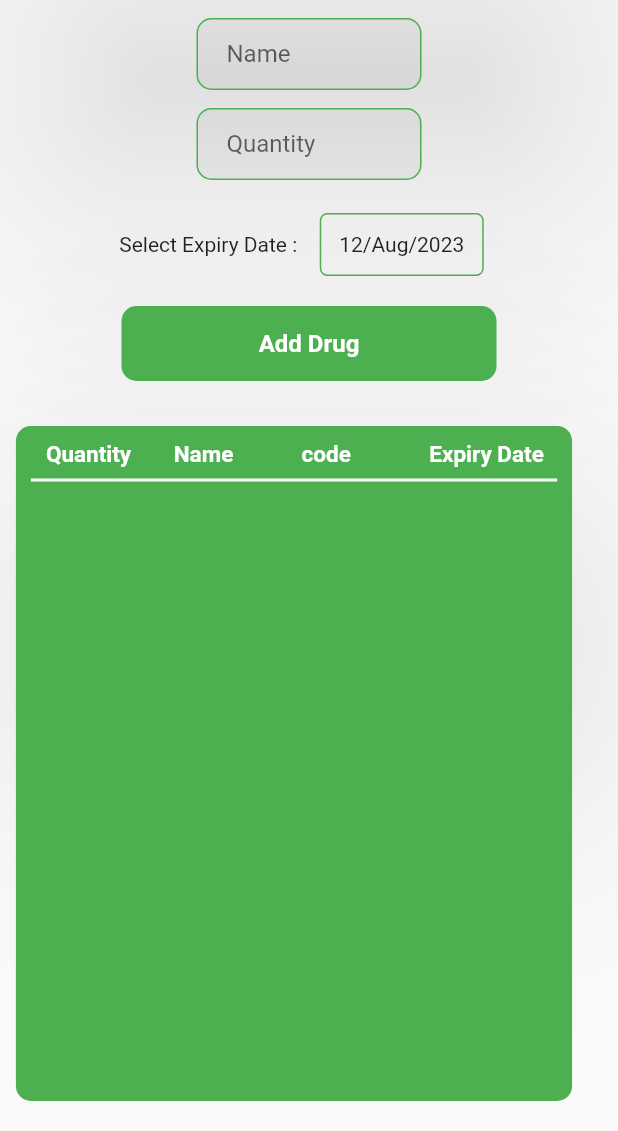
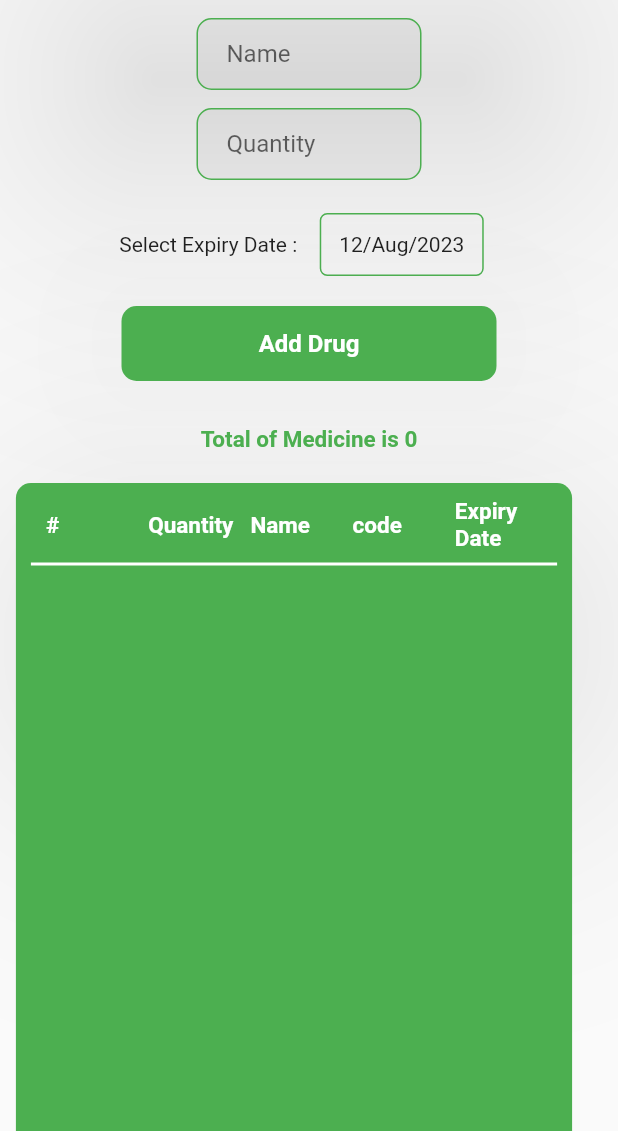
Before and after one commit to RihamGamalElaraby/Bedaya-FlutterApp, a Flutter app: the PharmacyScreen screen opened by its route, scrolled down 226 dp, on a phone screen of 412 x 824 dp, the part 105-1236 px from its top. Run offline on Flutter 3.47's test engine with Material 2 defaults, Android fonts, the phone set to English and light mode, and no system bars; our stand-ins replace cloud_firestore, firebase_auth, firebase_core, firebase_storage, image_picker, pdf and 1 more; missing offline and left inert: flutter_barcode_scanner, multiselect; accounts and stored records are empty.

Commit message:
finish pharmacy

```diff
--- a/lib/network/my_database.dart
+++ b/lib/network/my_database.dart
@@ -30,6 +30,17 @@ class MyDataBase {
         .doc(patientAdultModel.codeAdultPatient)
         .update(patientAdultModel.toFireStore());
   }
+  static Stream<QuerySnapshot<PatientAdultModel>> getAllPatientAdult() {
+    var collectionRef = getCollectionAdult();
+
+    return collectionRef.snapshots();
+  }
+
+  static Future<void> deletePatient(String code) {
+    var collectionRef = getCollectionAdult();
+    return collectionRef.doc(code).delete();
+  }
+
 
   static Stream<QuerySnapshot<PatientAdultModel>> getPatientAdult(String code) {
     var collection = getCollectionAdult();
@@ -146,5 +157,16 @@ class MyDataBase {
     var collection = getCollectionPharma();
     return collection.where("expiry", isEqualTo: t).snapshots();
   }
+  static Future<int> getAllDrugs() async {
+    var collectionRef = getCollectionPharma();
+    var querySnapshot = await collectionRef.get();
+
+    int drugs = querySnapshot.docs
+        .map((doc) => doc.data())
+        .toList().length;
+
+    return drugs;
+  }
+
 
 }
--- a/lib/screens/pharmacy/PharmacyScreen.dart
+++ b/lib/screens/pharmacy/PharmacyScreen.dart
@@ -225,6 +225,26 @@ class _PharmacyScreenState extends State<PharmacyScreen> {
             ],
           ),
           sizedBoxhight(hight: 20),
+          FutureBuilder<int>(
+            future: MyDataBase.getAllDrugs(),
+            builder: (BuildContext context, AsyncSnapshot<int> snapshot) {
+              if (snapshot.hasError) {
+                return Text('Error: ${snapshot.error}');
+              }
+
+              if (snapshot.connectionState == ConnectionState.waiting) {
+                return CircularProgressIndicator();
+              }
+
+              int drugCount = snapshot.data ?? 0;
+
+              return Row(
+                mainAxisAlignment: MainAxisAlignment.center,crossAxisAlignment: CrossAxisAlignment.center,children: [
+                Center(child: defultText(data: 'Total of Medicine is $drugCount'))
+              ],);
+            },
+          ),
+          sizedBoxhight(hight: 20),
           Row(
             mainAxisAlignment: MainAxisAlignment.center,
             crossAxisAlignment: CrossAxisAlignment.center,
@@ -241,6 +261,9 @@ class _PharmacyScreenState extends State<PharmacyScreen> {
                     children: [
                       Row(children: [
                         sizedBoxWidth(width: 10),
+                        Expanded(
+                            child:
+                            defultText(data: '#', c: Colors.white)),
                         Expanded(
                             child:
                                 defultText(data: 'Quantity', c: Colors.white)),
@@ -296,6 +319,7 @@ class _PharmacyScreenState extends State<PharmacyScreen> {
                                               itemBuilder:
                                                   (BuildContext context,
                                                       int index) {
+                                                    int displayNumber = index + 1;
                                                 return SizedBox(
                                                   height: 40,
                                                   child: Column(
@@ -307,6 +331,7 @@ class _PharmacyScreenState extends State<PharmacyScreen> {
                                                                 left: 30.0),
                                                         child: Row(
                                                           children: [
+                                                            Expanded(child: Text("${displayNumber.toString()}")),
                                                             Expanded(
                                                                 child: Text(drug[
                                                                         index]
@@ -583,6 +608,7 @@ class _PharmacyScreenState extends State<PharmacyScreen> {
             ],
           ),
           sizedBoxhight(hight: 20),
+
           // Row(
           //   crossAxisAlignment: CrossAxisAlignment.center,
           //   mainAxisAlignment: MainAxisAlignment.center,
```
Also changed, not shown: lib/screens/adult checkup/adult_dash.dart (+19 -4 lines), lib/screens/pharmacy/pharamcyaddtreat.dart (+19 -22 lines).
